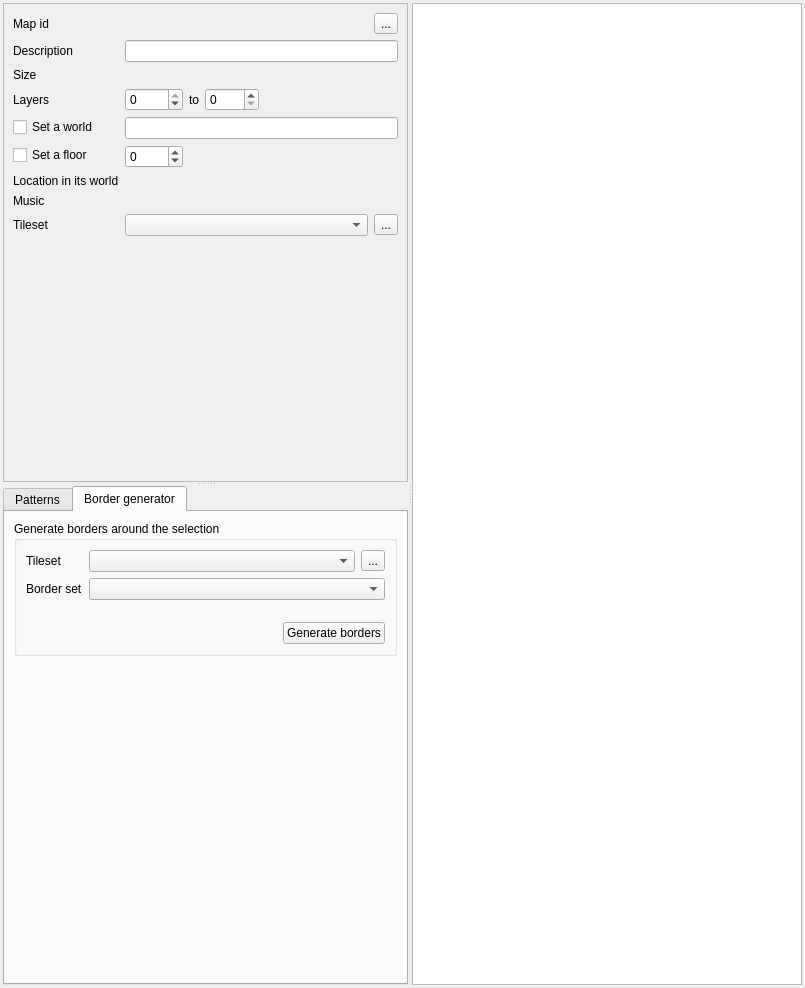
Qt form src/widgets/map_editor.ui (Kangie/solarus) before a commit.
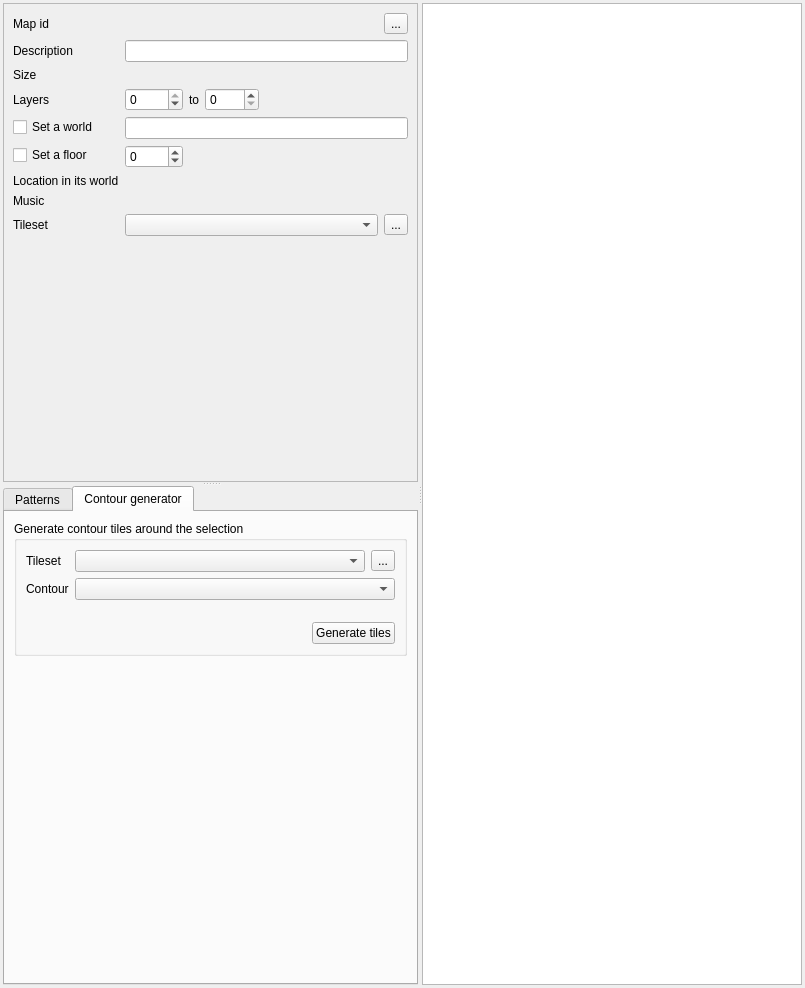
The same form after that commit. The open tabs and pages were chosen to show the change. Icons and pictures are not drawn. Custom widgets are drawn as their Qt base class.

Commit message: Rename border set to contour in UI

Diff of the .ui file:
```diff
--- a/src/widgets/map_editor.ui
+++ b/src/widgets/map_editor.ui
@@ -65,7 +65,7 @@
             <rect>
              <x>0</x>
              <y>0</y>
-             <width>446</width>
+             <width>454</width>
              <height>514</height>
             </rect>
            </property>
@@ -426,13 +426,13 @@
              <normaloff>:/images/border_set.png</normaloff>:/images/border_set.png</iconset>
            </attribute>
            <attribute name="title">
-            <string>Border generator</string>
+            <string>Contour generator</string>
            </attribute>
            <layout class="QVBoxLayout" name="verticalLayout_3">
             <item>
              <widget class="QGroupBox" name="groupBox">
               <property name="title">
-               <string>Generate borders around the selection</string>
+               <string>Generate contour tiles around the selection</string>
               </property>
               <layout class="QVBoxLayout" name="verticalLayout_4">
                <item>
@@ -481,7 +481,7 @@
                  <item row="1" column="0">
                   <widget class="QLabel" name="label">
                    <property name="text">
-                    <string>Border set</string>
+                    <string>Contour</string>
                    </property>
                   </widget>
                  </item>
@@ -534,7 +534,7 @@
                     <string>Generate border tiles around the selection (Ctrl+B)</string>
                    </property>
                    <property name="text">
-                    <string>Generate borders</string>
+                    <string>Generate tiles</string>
                    </property>
                    <property name="iconSize">
                     <size>
@@ -581,6 +581,11 @@
   </layout>
  </widget>
  <customwidgets>
+  <customwidget>
+   <class>SolarusEditor::TilesetView</class>
+   <extends>QGraphicsView</extends>
+   <header>widgets/tileset_view.h</header>
+  </customwidget>
   <customwidget>
    <class>SolarusEditor::PairSpinBox</class>
    <extends>QWidget</extends>
@@ -592,11 +597,6 @@
    <extends>QComboBox</extends>
    <header>include/widgets/resource_selector.h</header>
   </customwidget>
-  <customwidget>
-   <class>SolarusEditor::TilesetView</class>
-   <extends>QGraphicsView</extends>
-   <header>widgets/tileset_view.h</header>
-  </customwidget>
   <customwidget>
    <class>SolarusEditor::MapView</class>
    <extends>QGraphicsView</extends>
```
Left out of the diff: 2 changed lines with no effect on the pictures. The commit also changes 7 other files.
